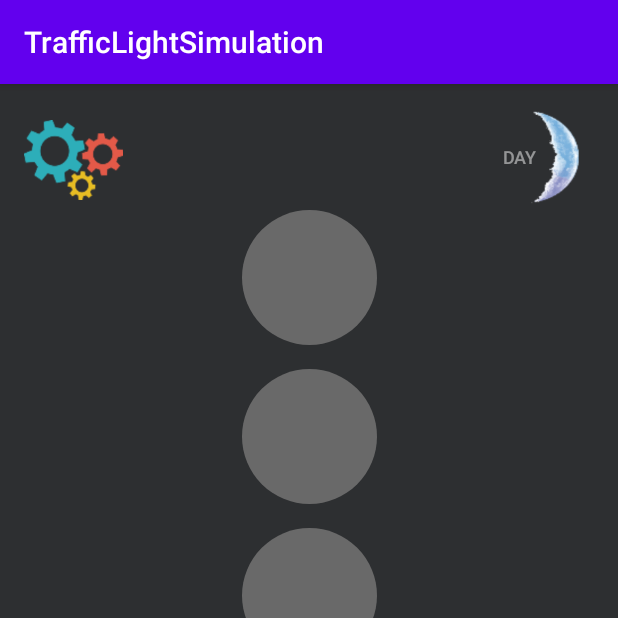
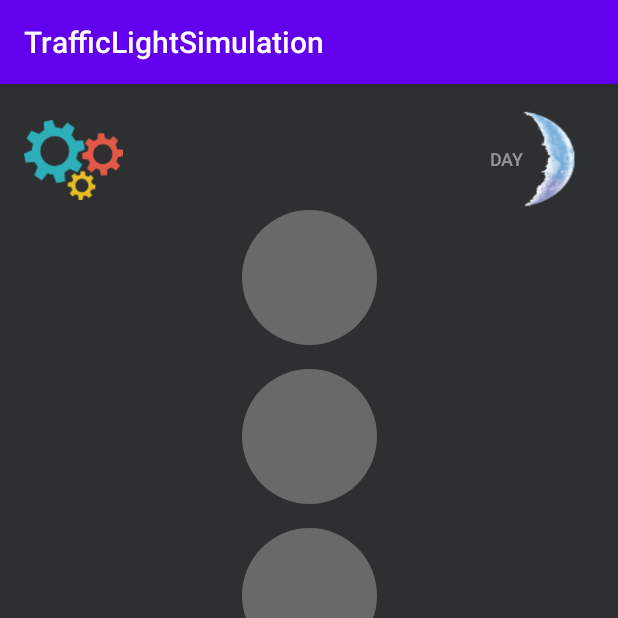
Before and after one commit to arinavalkova/traffic_light_simulation_for_android, an Android app: the screen it shows after launch (MainActivity), on a phone screen of 412 x 824 dp, the top half of it. Run offline under Robolectric (Android 15) with nearby library versions, the phone set to English and light mode, and no system bars.

Commit message:
fixed moon

```diff
--- a/app/src/main/res/layout/activity_main.xml
+++ b/app/src/main/res/layout/activity_main.xml
@@ -92,8 +92,8 @@
 
     <Button
         android:id="@+id/dayOrNightModeButton"
-        android:layout_width="75dp"
-        android:layout_height="65dp"
+        android:layout_width="84dp"
+        android:layout_height="68dp"
         android:layout_marginTop="16dp"
         android:background="#00FFFFFF"
         android:foreground="@drawable/colourful_moon"
```
